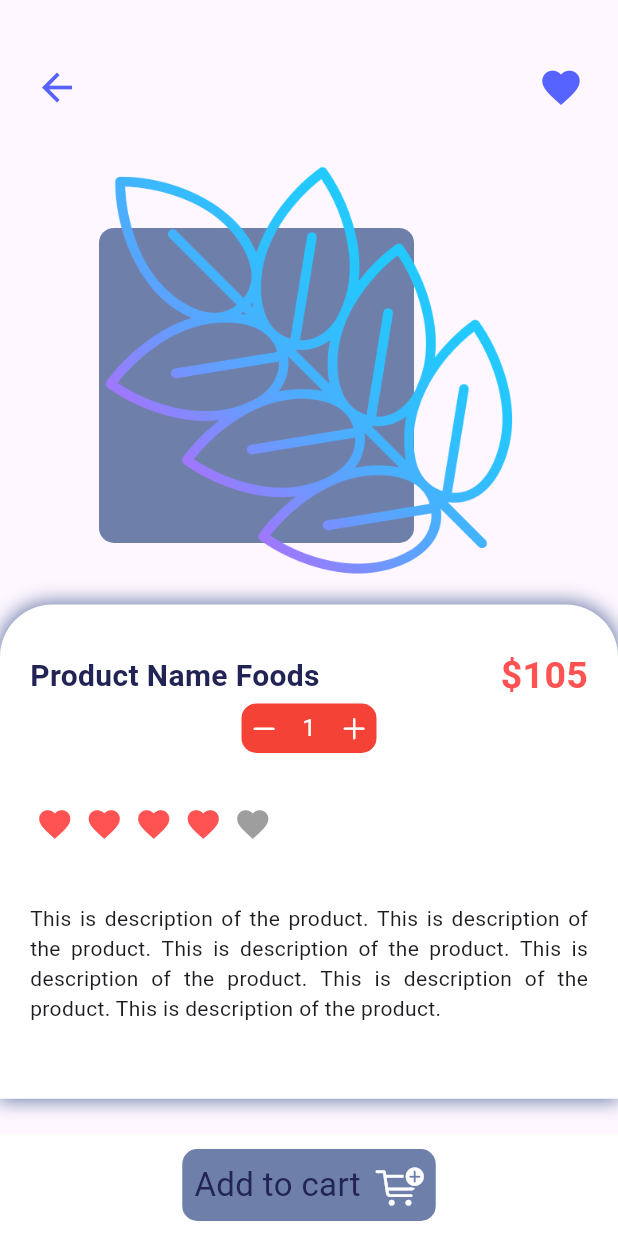
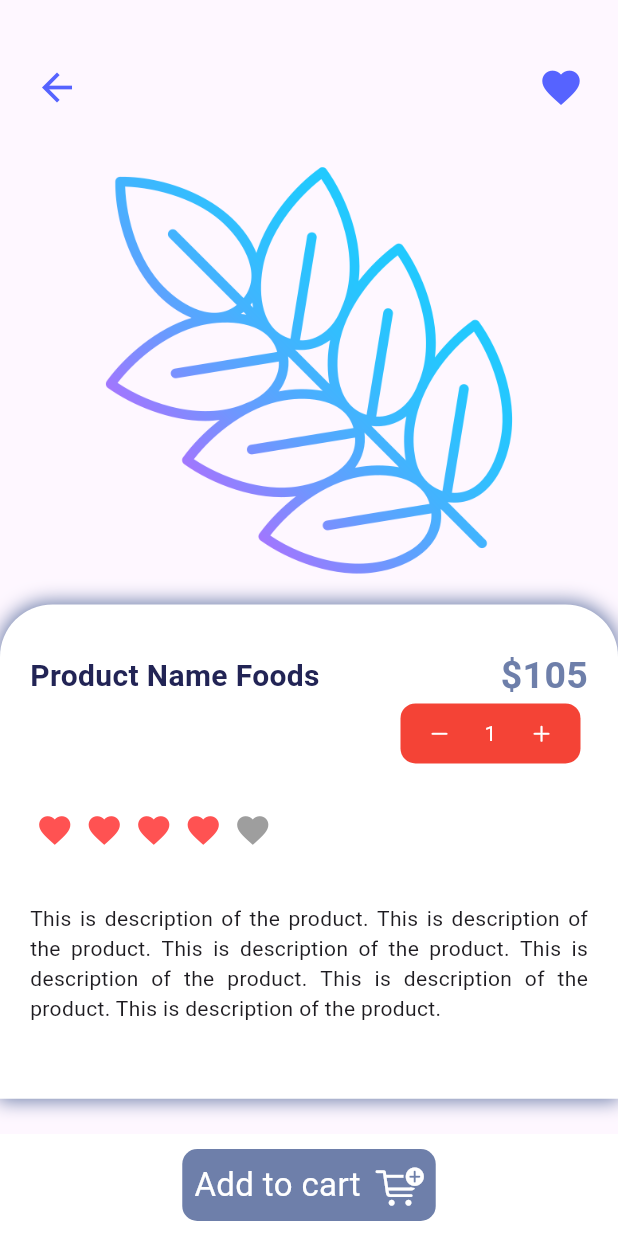
Before and after one commit to swami-manickam/FlutterBlocApp, a Flutter app: the ProductWidgetDetailNew screen opened directly, on a phone screen of 412 x 824 dp. Run offline on Flutter 3.47's test engine with Material 3 defaults, Android fonts, the phone set to English and light mode, and no system bars; drawn by our look-alikes of flutter_rating_bar; our stand-ins replace bloc, device_info, equatable, flutter_bloc, fluttertoast, get and 2 more; missing offline and left inert: http_interceptor; accounts and stored records are empty; network calls fail.

Commit message:
Add to Cart - add and remove functionality added

```diff
--- a/lib/presentation/widgets/product_detail_widgets_new.dart
+++ b/lib/presentation/widgets/product_detail_widgets_new.dart
@@ -3,8 +3,29 @@ import 'package:flutter/material.dart';
 import 'package:flutter_rating_bar/flutter_rating_bar.dart';
 import 'package:flutter_sample_bloc_pattern/utils/colors.dart';
 
-class ProductWidgetDetailNew extends StatelessWidget {
+class ProductWidgetDetailNew extends StatefulWidget {
   const ProductWidgetDetailNew({super.key});
+
+  @override
+  State<ProductWidgetDetailNew> createState() => _ProductWidgetDetailNewState();
+}
+
+class _ProductWidgetDetailNewState extends State<ProductWidgetDetailNew> {
+  int quantity = 1;
+
+  void addQuantity() {
+    setState(() {
+      quantity++;
+    });
+  }
+
+  void removeQuantity() {
+    if (quantity > 1) {
+      setState(() {
+        quantity--;
+      });
+    }
+  }
 
   @override
   Widget build(BuildContext context) {
@@ -24,7 +45,7 @@ class ProductWidgetDetailNew extends StatelessWidget {
                 children: [
                   InkWell(
                     onTap: () {
-                      Navigator.pop(context);
+                      //Navigator.pop(context);
                     },
                     child: Container(
                       padding: EdgeInsets.all(8),
@@ -74,14 +95,14 @@ class ProductWidgetDetailNew extends StatelessWidget {
               child: Stack(
                 alignment: Alignment.center,
                 children: [
-                  Container(
+                  /*Container(
                     height: 210,
                     width: 210,
                     margin: const EdgeInsets.only(top: 20, right: 70),
                     decoration: BoxDecoration(
                         color: secondaryColor,
                         borderRadius: BorderRadius.circular(10)),
-                  ),
+                  ),*/
                   Image.asset('assets/images/ic_millet.png',
                       height: 280, width: 280, fit: BoxFit.contain)
                 ],
@@ -118,32 +139,44 @@ class ProductWidgetDetailNew extends StatelessWidget {
                           style: TextStyle(
                               fontSize: 25,
                               fontWeight: FontWeight.bold,
-                              color: Colors.redAccent))
+                              color: secondaryColor))
                     ],
                   ),
                   Container(
-                    width: 90,
-                    padding: EdgeInsets.all(5),
+                    alignment: Alignment.topRight,
+                    child: Container(
+                      width: 120,
+                      height: 40,
+                      padding: EdgeInsets.all(2),
                       decoration: BoxDecoration(
                           color: Colors.red,
                           borderRadius: BorderRadius.circular(10)),
+                      margin: EdgeInsets.only(right: 5),
+                      alignment: Alignment.centerRight,
                       child: Row(
                         mainAxisAlignment: MainAxisAlignment.spaceBetween,
+                        crossAxisAlignment: CrossAxisAlignment.center,
                         children: [
-                        Icon(
+                          IconButton(
+                              onPressed: addQuantity,
+                              icon: Icon(
                                 CupertinoIcons.minus,
                                 color: Colors.white,
-                          size: 20,
-                        ),
-                        Text("1",
+                                size: 15,
+                              )),
+                          Text(quantity.toString(),
                               style:
-                                TextStyle(fontSize: 16, color: Colors.white)),
-                        Icon(
+                                  TextStyle(fontSize: 14, color: Colors.white)),
+                          IconButton(
+                            onPressed: removeQuantity,
+                            icon: Icon(
                               CupertinoIcons.plus,
                               color: Colors.white,
-                          size: 20,
-                        )
+                              size: 15,
+                            ),
+                          ),
                         ],
+                      ),
                     ),
                   ),
                   SizedBox(
@@ -205,7 +238,7 @@ class ProductWidgetDetailNew extends StatelessWidget {
               children: [
                 Text(
                   "Add to cart",
-                  style: TextStyle(fontSize: 22, color: textColor),
+                  style: TextStyle(fontSize: 22, color: whiteColor),
                 ),
                 SizedBox(
                   width: 10,
```
Lines whose indentation alone changed are shown as unchanged.
